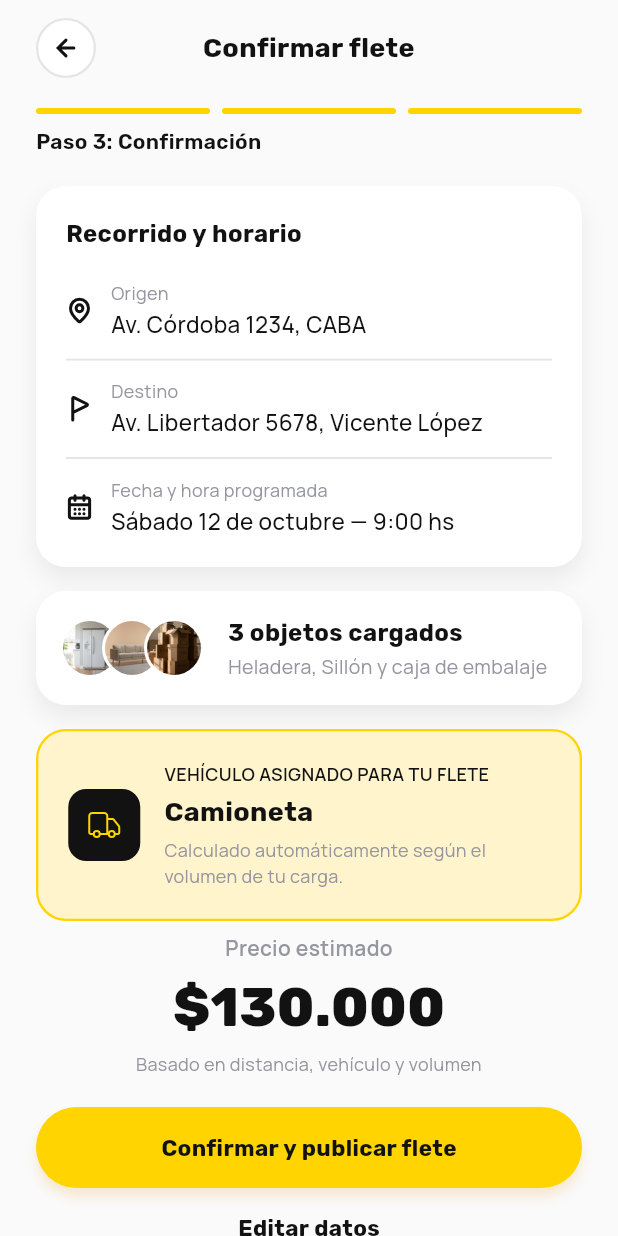
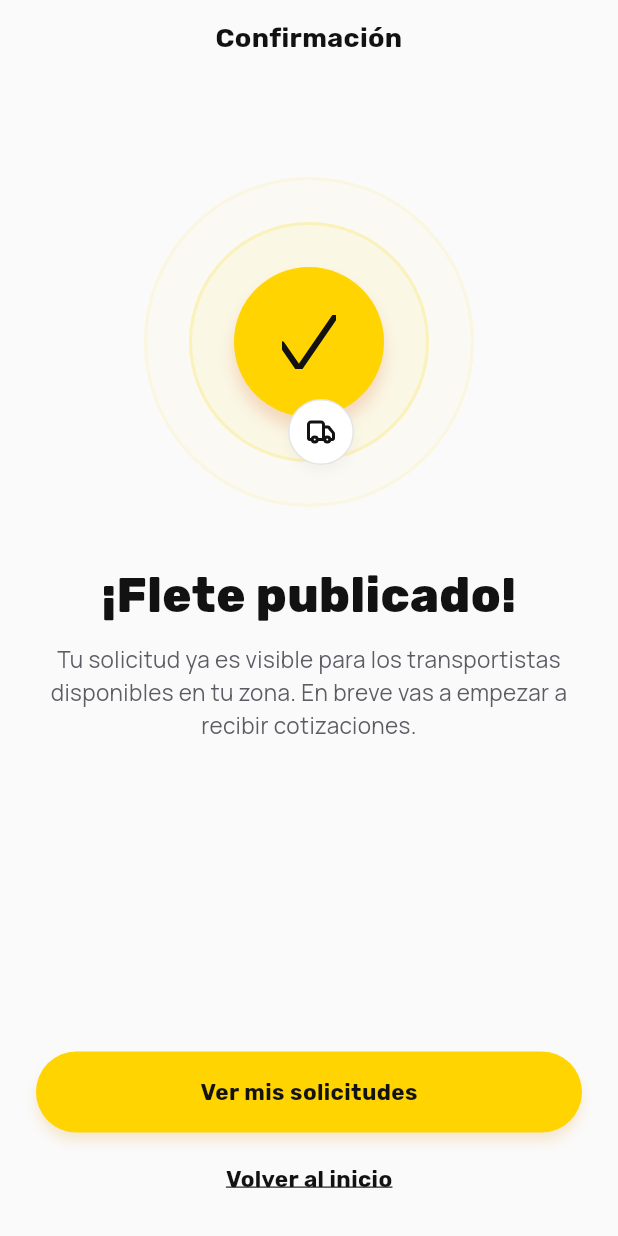
Before and after one commit to Fletesflex/fletesflex-vsc, a Flutter app: the FleteConfirmacionScreen screen opened by its route, after a tap on "Confirmar y publicar flete", on a phone screen of 412 x 824 dp. Run offline on Flutter 3.47's test engine with Material 3 defaults, Android fonts, the phone set to English and light mode, and no system bars; our stand-ins replace flutter_svg, google_fonts.

Commit message:
flete publicado
Co-Authored-By: Claude Sonnet 5 <noreply@anthropic.com>

```diff
--- a/lib/routes.dart
+++ b/lib/routes.dart
@@ -11,6 +11,7 @@ import 'screens/exito_confirmacion_screen.dart';
 import 'screens/flete_confirmacion_screen.dart';
 import 'screens/flete_paso1_screen.dart';
 import 'screens/flete_paso2_screen.dart';
+import 'screens/flete_publicado_screen.dart';
 import 'screens/formulario_paso1_screen.dart';
 import 'screens/formulario_paso2_screen.dart';
 import 'screens/home_screen.dart';
@@ -42,6 +43,7 @@ abstract final class AppRoutes {
   static const String fletePaso1 = '/flete/paso-1';
   static const String fletePaso2 = '/flete/paso-2';
   static const String fleteConfirmacion = '/flete/confirmacion';
+  static const String fletePublicado = '/flete/publicado';
 
   // Requester: offers.
   static const String listadoOfertas = '/ofertas';
@@ -94,6 +96,7 @@ abstract final class AppRoutes {
         fletePaso1: (_) => const FletePaso1Screen(),
         fletePaso2: (_) => const FletePaso2Screen(),
         fleteConfirmacion: (_) => const FleteConfirmacionScreen(),
+        fletePublicado: (_) => const FletePublicadoScreen(),
         formularioPaso1: (_) => const FormularioPaso1Screen(),
         formularioPaso2: (_) => const FormularioPaso2Screen(),
         resumenPrecio: (_) => const ResumenPrecioScreen(),
--- a/lib/screens/flete_confirmacion_screen.dart
+++ b/lib/screens/flete_confirmacion_screen.dart
@@ -1,6 +1,7 @@
 import 'package:flutter/material.dart';
 import 'package:flutter_svg/flutter_svg.dart';
 
+import '../routes.dart';
 import '../theme/theme.dart';
 import '../utils/format.dart';
 import '../widgets/widgets.dart';
@@ -11,8 +12,9 @@ import '../widgets/widgets.dart';
 class FleteConfirmacionScreen extends StatelessWidget {
   const FleteConfirmacionScreen({super.key});
 
-  void _handleConfirm() {
-    // TODO: submit the flete request and navigate to the success screen.
+  void _handleConfirm(BuildContext context) {
+    // TODO: submit the flete request before navigating.
+    Navigator.of(context).pushNamed(AppRoutes.fletePublicado);
   }
 
   void _handleEdit(BuildContext context) {
@@ -50,7 +52,7 @@ class FleteConfirmacionScreen extends StatelessWidget {
         const SizedBox(height: AppSpacing.sectionGap),
         PillButton(
           label: 'Confirmar y publicar flete',
-          onPressed: _handleConfirm,
+          onPressed: () => _handleConfirm(context),
         ),
         const SizedBox(height: AppSpacing.sm),
         Center(
--- /dev/null
+++ b/lib/screens/flete_publicado_screen.dart
@@ -0,0 +1,162 @@
+import 'package:flutter/material.dart';
+import 'package:flutter_svg/flutter_svg.dart';
+
+import '../routes.dart';
+import '../theme/theme.dart';
+import '../widgets/widgets.dart';
+
+/// "Flete published" confirmation, implemented from the Figma
+/// "flete-publicado" design (file neRKyJz313WM7CEdoZdgGl, node 44:147).
+class FletePublicadoScreen extends StatelessWidget {
+  const FletePublicadoScreen({super.key});
+
+  void _handleGoHome(BuildContext context) {
+    // TODO: navigate back to the requester home / root route.
+    Navigator.of(context).popUntil((route) => route.isFirst);
+  }
+
+  @override
+  Widget build(BuildContext context) {
+    return AppPage(
+      title: 'Confirmación',
+      topBarStyle: TopBarStyle.centered,
+      showBack: false,
+      bodyPadding: const EdgeInsets.fromLTRB(
+        AppSpacing.lg,
+        AppSpacing.lg,
+        AppSpacing.lg,
+        AppSpacing.lg,
+      ),
+      bottom: Column(
+        mainAxisSize: MainAxisSize.min,
+        children: [
+          PillButton(
+            label: 'Ver mis solicitudes',
+            onPressed: () =>
+                Navigator.of(context).pushNamed(AppRoutes.listadoOfertas),
+          ),
+          const SizedBox(height: AppSpacing.md),
+          TextLinkButton(
+            label: 'Volver al inicio',
+            color: AppColors.textPrimary,
+            onPressed: () => _handleGoHome(context),
+          ),
+        ],
+      ),
+      children: [
+        const SizedBox(height: AppSpacing.lg),
+        const _PublishedPulseHero(),
+        const SizedBox(height: AppSpacing.sectionGap),
+        Text(
+          '¡Flete publicado!',
+          style: AppTypography.display,
+          textAlign: TextAlign.center,
+        ),
+        const SizedBox(height: AppSpacing.sm),
+        Text(
+          'Tu solicitud ya es visible para los transportistas disponibles '
+          'en tu zona. En breve vas a empezar a recibir cotizaciones.',
+          style: AppTypography.body,
+          textAlign: TextAlign.center,
+        ),
+      ],
+    );
+  }
+}
+
+/// Concentric soft-accent rings behind a solid yellow circle holding a check
+/// mark, with a small white truck badge overlapping its bottom-right edge.
+class _PublishedPulseHero extends StatelessWidget {
+  const _PublishedPulseHero();
+
+  @override
+  Widget build(BuildContext context) {
+    Widget ring(double size, Color fill, Color border) => Container(
+          width: size,
+          height: size,
+          decoration: BoxDecoration(
+            color: fill,
+            shape: BoxShape.circle,
+            border: Border.all(color: border, width: 2),
+          ),
+        );
+
+    return SizedBox(
+      width: 260,
+      height: 260,
+      child: Stack(
+        alignment: Alignment.center,
+        children: [
+          ring(
+            220,
+            AppColors.accent.withValues(alpha: 0.03),
+            AppColors.accent.withValues(alpha: 0.08),
+          ),
+          ring(
+            160,
+            AppColors.accent.withValues(alpha: 0.06),
+            AppColors.accent.withValues(alpha: 0.18),
+          ),
+          Container(
+            width: 100,
+            height: 100,
+            alignment: Alignment.center,
+            decoration: const BoxDecoration(
+              color: AppColors.accent,
+              shape: BoxShape.circle,
+              boxShadow: [
+                BoxShadow(
+                  color: Color(0x33D95427),
+                  offset: Offset(0, 8),
+                  blurRadius: 8,
+                ),
+              ],
+            ),
+            child: SvgPicture.asset(
+              'assets/icons/check_hero.svg',
+              width: 36,
+              height: 36,
+            ),
+          ),
+          const Positioned(
+            left: 130 + 60 - 23,
+            top: 130 + 60 - 22,
+            child: _TruckBadge(),
+          ),
+        ],
+      ),
+    );
+  }
+}
+
+/// Small white bordered badge holding the truck icon, overlapping the pulse
+/// hero's bottom-right edge.
+class _TruckBadge extends StatelessWidget {
+  const _TruckBadge();
+
+  @override
+  Widget build(BuildContext context) {
+    return Container(
+      width: 46,
+      height: 44,
+      alignment: Alignment.center,
+      decoration: BoxDecoration(
+        color: AppColors.surface,
+        shape: BoxShape.circle,
+        border: Border.all(color: AppColors.border),
+        boxShadow: const [
+          BoxShadow(
+            color: Color(0x0A1E1B18),
+            offset: Offset(0, 4),
+            blurRadius: 6,
+          ),
+        ],
+      ),
+      child: SvgPicture.asset(
+        'assets/icons/truck_badge.svg',
+        width: 20,
+        height: 20,
+      ),
+    );
+  }
+}
```
Also changed, not shown: assets/icons/check_hero.svg (added), assets/icons/truck_badge.svg (added).
